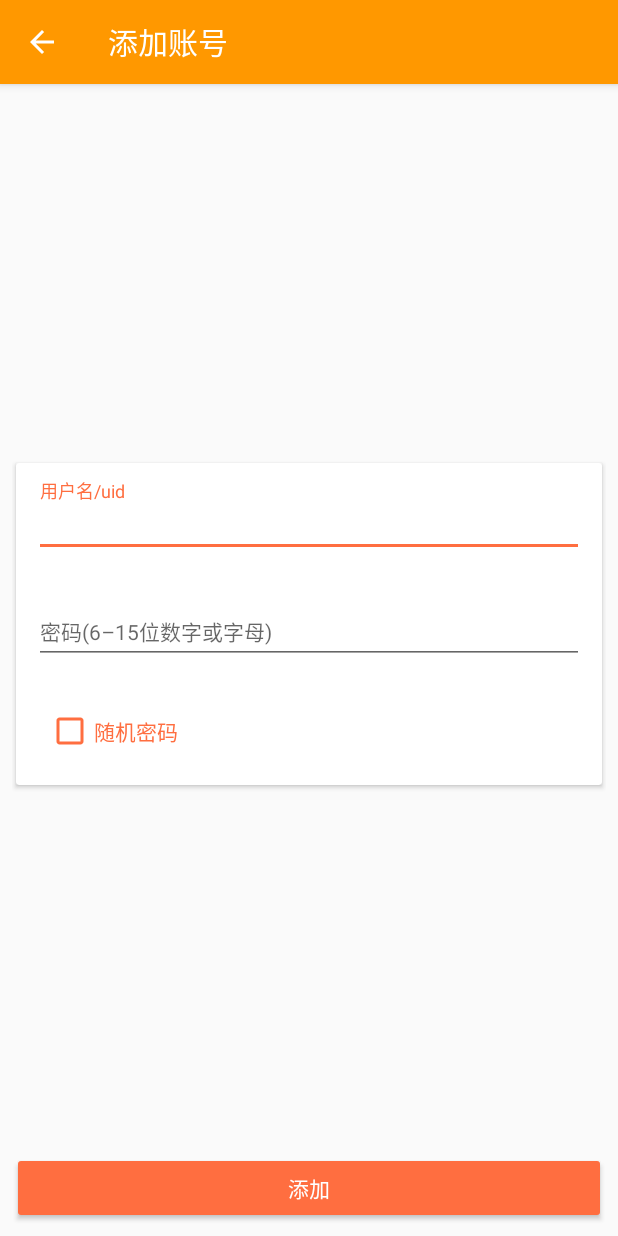
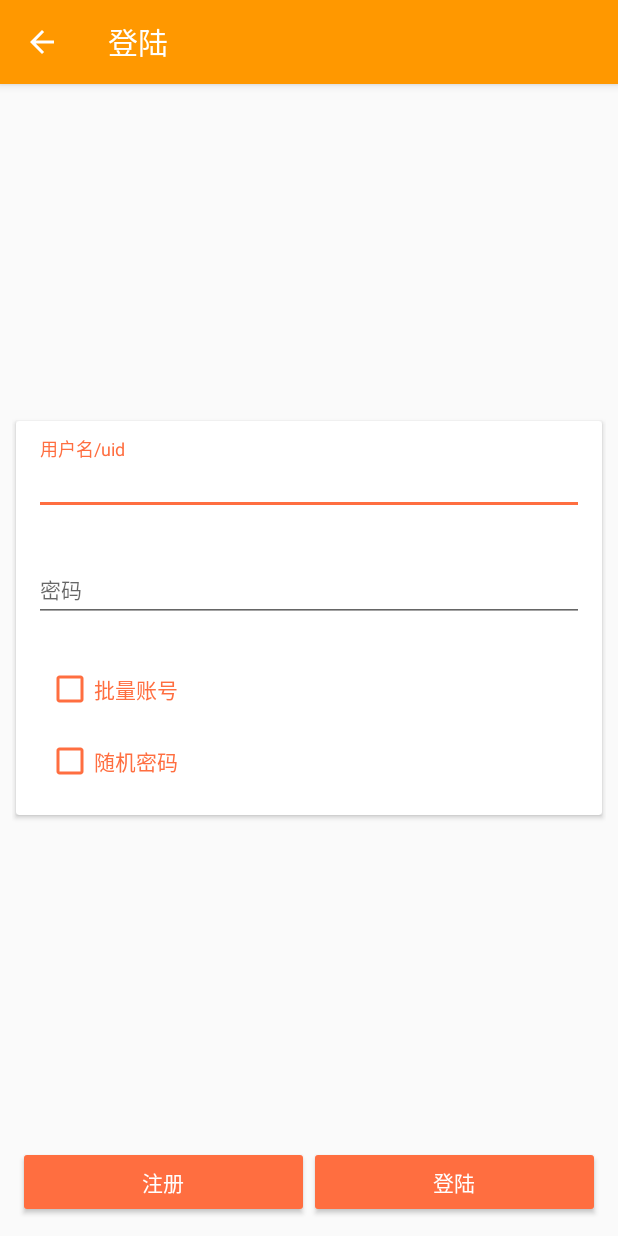
Before and after one commit to mrzhqiang/Randall, an Android app: the LoginActivity screen opened directly, with no data from a screen before it, on a phone screen of 412 x 824 dp. Run offline under Robolectric (Android 15) with nearby library versions, the phone set to English and light mode, and no system bars; our stand-ins replace Picasso, data binding; libraries missing offline, so code that uses them is left out: cn.mrzhqiang.helper, cn.mrzhqiang.logger, rx.android.schedulers, rx.functions, rx.schedulers and 1 more; pictures from the network do not load.

Commit message:
增加批量账号的逻辑，优化部分代码

```diff
--- a/app/src/main/java/com/github/mrzhqiang/randall/ui/AddAccountActivity.java
+++ b/app/src/main/java/com/github/mrzhqiang/randall/ui/LoginActivity.java
@@ -7,27 +7,30 @@ import android.support.v7.app.AppCompatActivity;
 import android.view.MenuItem;
 import android.view.View;
 import com.github.mrzhqiang.randall.R;
-import com.github.mrzhqiang.randall.databinding.ActivityAddAccountBinding;
+import com.github.mrzhqiang.randall.databinding.ActivityLoginBinding;
 import com.github.mrzhqiang.randall.viewmodel.EditAccountViewModel;
 
 /**
- * 添加账号页面，先添加到本地，然后去进行网络验证：
- * 如果不存在，告知并提示是否注册；如果存在，则跳转到主页
+ * 登陆页面
  *
  * @author mrZQ
  */
 
-public class AddAccountActivity extends AppCompatActivity {
+public class LoginActivity extends AppCompatActivity {
 
   public final EditAccountViewModel editAccountVM = new EditAccountViewModel();
 
   public final View.OnClickListener clickAddAccount = v -> editAccountVM.addAccount(v.getContext());
 
+  public final View.OnClickListener clickRegister = v -> {};
+
+  public final View.OnClickListener clickLogin = v -> {};
+
   @Override protected void onCreate(@Nullable Bundle savedInstanceState) {
     super.onCreate(savedInstanceState);
-    ActivityAddAccountBinding binding =
-        DataBindingUtil.setContentView(this, R.layout.activity_add_account);
-    binding.setActivity(this);
+    ActivityLoginBinding binding =
+        DataBindingUtil.setContentView(this, R.layout.activity_login);
+    binding.setLogin(this);
 
     setSupportActionBar(binding.toolbar);
   }
--- a/app/src/main/java/com/github/mrzhqiang/randall/ui/RandallActivity.java
+++ b/app/src/main/java/com/github/mrzhqiang/randall/ui/RandallActivity.java
@@ -17,7 +17,7 @@ import com.github.mrzhqiang.smith.net.Result;
 import java.util.List;
 
 /**
- * 兰达尔主页，展示当前游戏内容
+ * 兰达尔主页
  *
  * @author mrZQ
  */
@@ -43,14 +43,10 @@ public class RandallActivity extends AppCompatActivity {
     // 对账户进行监听
     accountModel.queryList(new Result<List<Account>>() {
       @Override public void onSuccessful(List<Account> result) {
-        if (isFinishing()) {
-          return;
-        }
         if (result.size() == 0) {
           Intent intent = new Intent(context, WelcomeActivity.class);
           intent.addFlags(Intent.FLAG_ACTIVITY_NO_ANIMATION);
           startActivity(intent);
-          finish();
           return;
         }
 
--- a/app/src/main/java/com/github/mrzhqiang/randall/ui/WelcomeActivity.java
+++ b/app/src/main/java/com/github/mrzhqiang/randall/ui/WelcomeActivity.java
@@ -3,18 +3,15 @@ package com.github.mrzhqiang.randall.ui;
 import android.content.Context;
 import android.content.Intent;
 import android.databinding.DataBindingUtil;
-import android.databinding.ObservableBoolean;
-import android.databinding.ObservableField;
 import android.os.Bundle;
 import android.support.annotation.Nullable;
-import android.support.v4.widget.SwipeRefreshLayout;
 import android.support.v7.app.AppCompatActivity;
 import android.view.View;
 import com.github.mrzhqiang.randall.R;
 import com.github.mrzhqiang.randall.databinding.ActivityWelcomeBinding;
 
 /**
- * 欢迎页面，提供简单的游戏说明，点击右下方按钮跳转到添加账号页面
+ * 欢迎页面
  *
  * @author mrZQ
  */
@@ -24,7 +21,7 @@ public class WelcomeActivity extends AppCompatActivity {
   public final View.OnClickListener clickAdd = v -> {
     // 首先需要的是点击的这个组件的上下文，这样才不至于内存泄漏
     Context context = v.getContext();
-    Intent intent = new Intent(context, AddAccountActivity.class);
+    Intent intent = new Intent(context, LoginActivity.class);
     // 跳转时不需要动画，让画面转换得更快
     intent.addFlags(Intent.FLAG_ACTIVITY_NO_ANIMATION);
     context.startActivity(intent);
@@ -38,4 +35,5 @@ public class WelcomeActivity extends AppCompatActivity {
 
     setSupportActionBar(binding.toolbar);
   }
+
 }
--- a/app/src/main/java/com/github/mrzhqiang/randall/viewmodel/EditAccountViewModel.java
+++ b/app/src/main/java/com/github/mrzhqiang/randall/viewmodel/EditAccountViewModel.java
@@ -24,9 +24,16 @@ public final class EditAccountViewModel {
   public final ObservableField<String> passwordError = new ObservableField<>();
   public final ObservableField<String> password = new ObservableField<>();
 
+  public final ObservableField<String> startIndex = new ObservableField<>("起始编号");
+  public final ObservableField<String> createCount = new ObservableField<>("创建数量");
+
+  public final ObservableBoolean usernameEnabled = new ObservableBoolean(true);
   public final ObservableBoolean passwordEnabled = new ObservableBoolean(true);
 
+  public final ObservableBoolean batchChecked = new ObservableBoolean(false);
   public final ObservableBoolean randomChecked = new ObservableBoolean(false);
+  public final ObservableInt createVisibility = new ObservableInt(View.GONE);
+  public final ObservableInt startVisibility = new ObservableInt(View.GONE);
   public final ObservableInt randomVisibility = new ObservableInt(View.GONE);
 
   public final View.OnClickListener clickRandom = v -> autoPassword();
@@ -48,6 +55,16 @@ public final class EditAccountViewModel {
         if (checkPassword(value)) {
           passwordError.set(null);
         }
+      }
+    });
+    batchChecked.addOnPropertyChangedCallback(new Observable.OnPropertyChangedCallback() {
+      @Override public void onPropertyChanged(Observable sender, int propertyId) {
+        boolean value = batchChecked.get();
+        usernameEnabled.set(!value);
+        startVisibility.set(value ? View.VISIBLE : View.GONE);
+        createVisibility.set(value ? View.VISIBLE : View.GONE);
+        startIndex.set("0");
+        createCount.set("2");
       }
     });
     randomChecked.addOnPropertyChangedCallback(new Observable.OnPropertyChangedCallback() {
--- a/app/src/main/res/layout/activity_add_account.xml
+++ b/app/src/main/res/layout/activity_login.xml
@@ -5,8 +5,8 @@
     >
   <data>
     <variable
-        name="activity"
-        type="com.github.mrzhqiang.randall.ui.AddAccountActivity"
+        name="login"
+        type="com.github.mrzhqiang.randall.ui.LoginActivity"
         />
   </data>
   <LinearLayout
@@ -19,7 +19,7 @@
         android:layout_width="match_parent"
         android:layout_height="wrap_content"
         app:navigationIcon="?attr/homeAsUpIndicator"
-        app:title="@string/add_account"
+        app:title="@string/login"
         >
     </android.support.v7.widget.Toolbar>
     <LinearLayout
@@ -42,21 +42,39 @@
           >
         <include
             layout="@layout/view_edit_account"
-            app:editAccount="@{activity.editAccountVM}"
+            app:editAccount="@{login.editAccountVM}"
             />
       </android.support.v7.widget.CardView>
-      <Space
+      <FrameLayout
           android:layout_width="match_parent"
           android:layout_height="0dp"
           android:layout_weight="1"
-          />
-      <Button
+          >
+        <!--todo loading and retry-->
+      </FrameLayout>
+      <LinearLayout
           android:layout_width="match_parent"
           android:layout_height="wrap_content"
-          android:onClick="@{activity.clickAddAccount}"
-          android:text="@string/add"
-          style="@style/Widget.AppCompat.Button.Colored"
-          />
+          android:orientation="horizontal"
+          android:padding="4dp"
+          >
+        <Button
+            android:layout_width="0dp"
+            android:layout_height="wrap_content"
+            android:layout_weight="1"
+            android:onClick="@{login.clickRegister}"
+            android:text="@string/register"
+            style="@style/Widget.AppCompat.Button.Colored"
+            />
+        <Button
+            android:layout_width="0dp"
+            android:layout_height="wrap_content"
+            android:layout_weight="1"
+            android:onClick="@{login.clickLogin}"
+            android:text="@string/login"
+            style="@style/Widget.AppCompat.Button.Colored"
+            />
+      </LinearLayout>
     </LinearLayout>
   </LinearLayout>
 </layout>
--- a/app/src/main/res/layout/activity_welcome.xml
+++ b/app/src/main/res/layout/activity_welcome.xml
@@ -17,7 +17,7 @@
         android:id="@+id/toolbar"
         android:layout_width="match_parent"
         android:layout_height="wrap_content"
-        app:title="@string/welcome_title"
+        app:title="@string/welcome_label"
         >
     </android.support.v7.widget.Toolbar>
     <LinearLayout
@@ -63,6 +63,7 @@
           android:layout_height="wrap_content"
           android:layout_gravity="end"
           android:layout_marginTop="10dp"
+          android:layout_margin="4dp"
           android:onClick="@{activity.clickAdd}"
           android:text="@string/add_account"
           style="@style/Widget.AppCompat.Button.Colored"
--- a/app/src/main/res/layout/view_edit_account.xml
+++ b/app/src/main/res/layout/view_edit_account.xml
@@ -25,6 +25,7 @@
           android:layout_width="match_parent"
           android:layout_height="wrap_content"
           android:digits="@string/char_number"
+          android:enabled="@{editAccount.usernameEnabled}"
           android:hint="@string/username_hint"
           android:inputType="text"
           android:text="@={editAccount.username}"
@@ -51,9 +52,49 @@
     <LinearLayout
         android:layout_width="match_parent"
         android:layout_height="wrap_content"
+        android:orientation="horizontal"
         android:padding="8dp"
         >
-      <CheckBox
+      <android.support.v7.widget.AppCompatCheckBox
+          android:layout_width="wrap_content"
+          android:layout_height="wrap_content"
+          android:checked="@={editAccount.batchChecked}"
+          android:text="@string/batch_username"
+          android:textColor="@color/colorAccent"
+          app:buttonTint="@color/colorAccent"
+          tools:checked="true"
+          />
+      <Space
+          android:layout_width="0dp"
+          android:layout_height="wrap_content"
+          android:layout_weight="1"
+          />
+      <EditText
+          android:layout_width="wrap_content"
+          android:layout_height="wrap_content"
+          android:hint="@string/start_index"
+          android:inputType="number"
+          android:visibility="@{editAccount.startVisibility}"
+          android:text="@={editAccount.startIndex}"
+          android:textAppearance="@style/TextAppearance.AppCompat"
+          />
+      <EditText
+          android:layout_width="wrap_content"
+          android:layout_height="wrap_content"
+          android:hint="@string/create_count"
+          android:inputType="number"
+          android:visibility="@{editAccount.createVisibility}"
+          android:text="@={editAccount.createCount}"
+          android:textAppearance="@style/TextAppearance.AppCompat"
+          />
+    </LinearLayout>
+    <LinearLayout
+        android:layout_width="match_parent"
+        android:layout_height="wrap_content"
+        android:orientation="horizontal"
+        android:padding="8dp"
+        >
+      <android.support.v7.widget.AppCompatCheckBox
           android:layout_width="wrap_content"
           android:layout_height="wrap_content"
           android:checked="@={editAccount.randomChecked}"
--- a/app/src/main/res/values/strings.xml
+++ b/app/src/main/res/values/strings.xml
@@ -5,34 +5,24 @@
   <item name="visible" type="id"/>
   <item name="masked" type="id"/>
 
-  <!--Welcome-->
-  <string name="welcome_title">欢迎</string>
+  <string name="welcome_label">欢迎使用兰达尔</string>
   <string name="application_logo">应用图标</string>
   <string name="welcome_header">关于地狱之门</string>
-  <string name="welcome_text">一款网页文字游戏，主城叫兰达尔。\n三大职业：战士、魔法师、弓箭手。\n周周活动：攻城、抽奖、许愿、魔军。\n欢迎加入。</string>
+  <string name="welcome_text">一款网页文字游戏，主城叫兰达尔。\n三大职业：战士、魔法师、弓箭手。\n精彩活动：攻城、抽奖、许愿、魔军。\n欢迎加入地狱大家庭。</string>
+  <string name="add_account">添加账号</string>
   <string name="welcome_developer">兰达尔由 mrzhqiang 开发</string>
-
-  <!--EditAccount-->
-  <string name="char_number">1234567890qwertyuiopasdfghjklzxcvbnmQWERTYUIOPASDFGHJKLZXCVBNM</string>
+  <string name="char_number">1234567890qwertyuiopasdfghjklzxcvbnm</string>
   <string name="username_hint">用户名/uid</string>
-  <string name="password_hint">密码(6–15位数字或字母)</string>
-  <string name="choose_hint">当前服务器：</string>
-  <string name="register_new_account">在服务器上注册新账户</string>
-
-  <!--Loading-->
-  <string name="load_failed_retry">加载失败,点击重试</string>
-
-  <!--AddAccount-->
-  <string name="game_logo">游戏图标</string>
-  <string name="next">下一步</string>
-
-  <!--Empty-->
-  <string name="empty_icon">空数据图标</string>
-  <string name="empty_hint">抱歉，没有任何数据</string>
-  <string name="add_account">添加账号</string>
-  <string name="add">添加</string>
+  <string name="password_hint">密码</string>
   <string name="random_password">随机密码</string>
   <string name="next_random">换一个</string>
-
+  <string name="login_label">登陆</string>
+  <string name="login">登陆</string>
+  <string name="empty_icon">空的图标</string>
+  <string name="load_failed_retry">加载失败，点击重试</string>
+  <string name="register">注册</string>
+  <string name="batch_username">批量账号</string>
+  <string name="start_index">起始编号</string>
+  <string name="create_count">创建数量</string>
 
 </resources>
--- a/smith/build.gradle
+++ b/smith/build.gradle
@@ -62,7 +62,7 @@ dependencies {
   // 简单的调试日志工具
   compile 'com.github.mrzhqiang:debug-log:1.1'
   // 常用的开发辅助工具
-  compile 'com.github.mrzhqiang:helper:1.2.1'
+  compile 'com.github.mrzhqiang:helper:1.2.2'
 
   // 网页内容解析器/装饰器
   compile 'org.jsoup:jsoup:1.11.2'
--- a/smith/src/main/java/com/github/mrzhqiang/smith/net/NetModule.java
+++ b/smith/src/main/java/com/github/mrzhqiang/smith/net/NetModule.java
@@ -41,7 +41,6 @@ import static okhttp3.logging.HttpLoggingInterceptor.Level.BODY;
       @Named("baseUrl") String baseUrl) {
     return new Retrofit.Builder().baseUrl(baseUrl)
         .addConverterFactory(SmithConverterFactory.create(baseUrl))
-        .addCallAdapterFactory(MainCallAdapterFactory.create())
         .addCallAdapterFactory(RxJavaCallAdapterFactory.createWithScheduler(Schedulers.io()))
         .client(client)
         .build();
```
Also changed, not shown: app/src/main/AndroidManifest.xml (+5 -4 lines), smith/src/main/java/com/github/mrzhqiang/smith/net/MainCallAdapterFactory.java (deleted, +0 -52 lines), smith/src/main/java/com/github/mrzhqiang/smith/net/Smith.java (+14 -7 lines), smith/src/main/java/com/github/mrzhqiang/smith/net/html/Register.java (added, +14 -0 lines).
